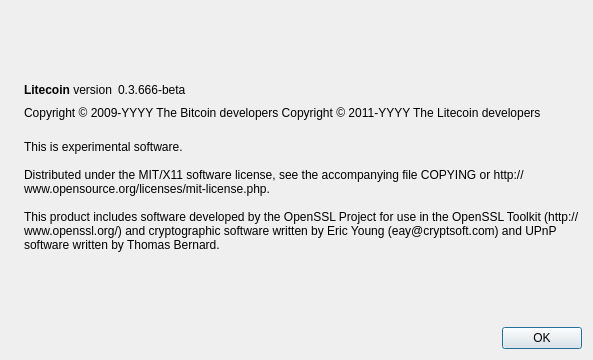
This is src/qt/forms/aboutdialog.ui in Judas-Iscariot/JesusCoin as Qt 5 draws it before an edit. The edited form follows.
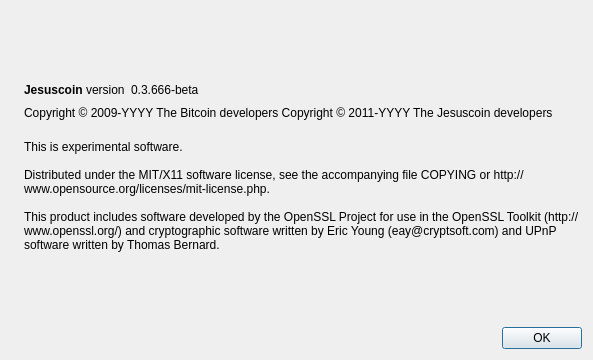
This is the edited form. Icons and pictures are not drawn.

Diff of the .ui file:
```diff
--- a/src/qt/forms/aboutdialog.ui
+++ b/src/qt/forms/aboutdialog.ui
@@ -50,7 +50,7 @@
           <cursorShape>IBeamCursor</cursorShape>
          </property>
          <property name="text">
-          <string>&lt;b&gt;Litecoin&lt;/b&gt; version</string>
+          <string>&lt;b&gt;Jesuscoin&lt;/b&gt; version</string>
          </property>
          <property name="textInteractionFlags">
           <set>Qt::LinksAccessibleByMouse|Qt::TextSelectableByKeyboard|Qt::TextSelectableByMouse</set>
@@ -92,7 +92,7 @@
        </property>
        <property name="text">
         <string notr="true">Copyright &amp;copy; 2009-YYYY The Bitcoin developers
-Copyright &amp;copy; 2011-YYYY The Litecoin developers</string>
+Copyright &amp;copy; 2011-YYYY The Jesuscoin developers</string>
        </property>
        <property name="textFormat">
         <enum>Qt::RichText</enum>
```
Left out of the diff: 2 changed lines with no effect on the pictures.
